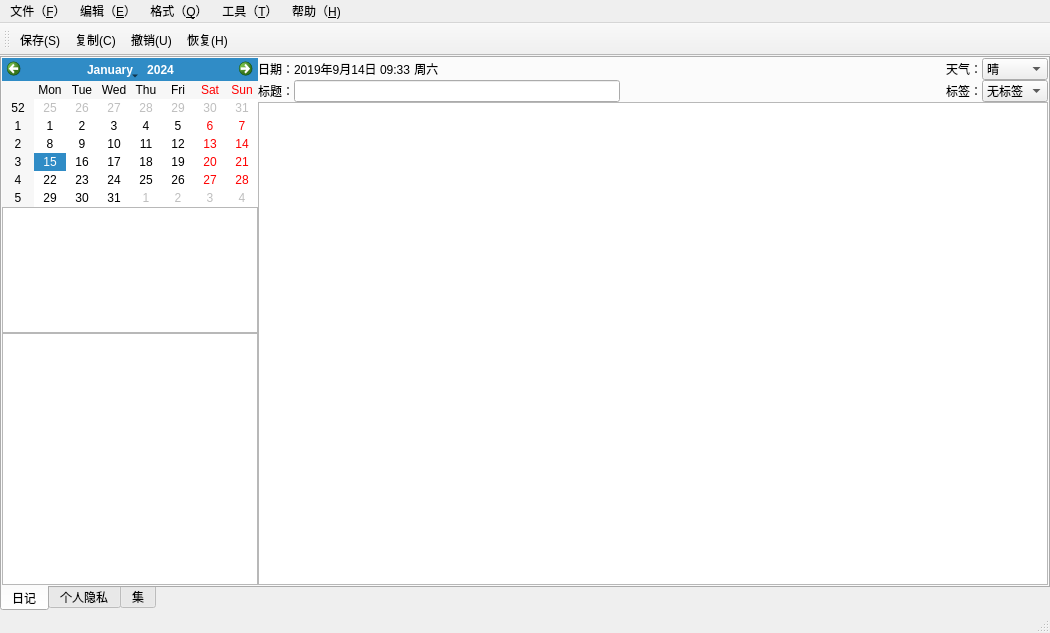
The window that LxDairy/src/DairyMainWindow.ui (leishengxie/FengZhiHong) describes before a commit, drawn with Qt 5.
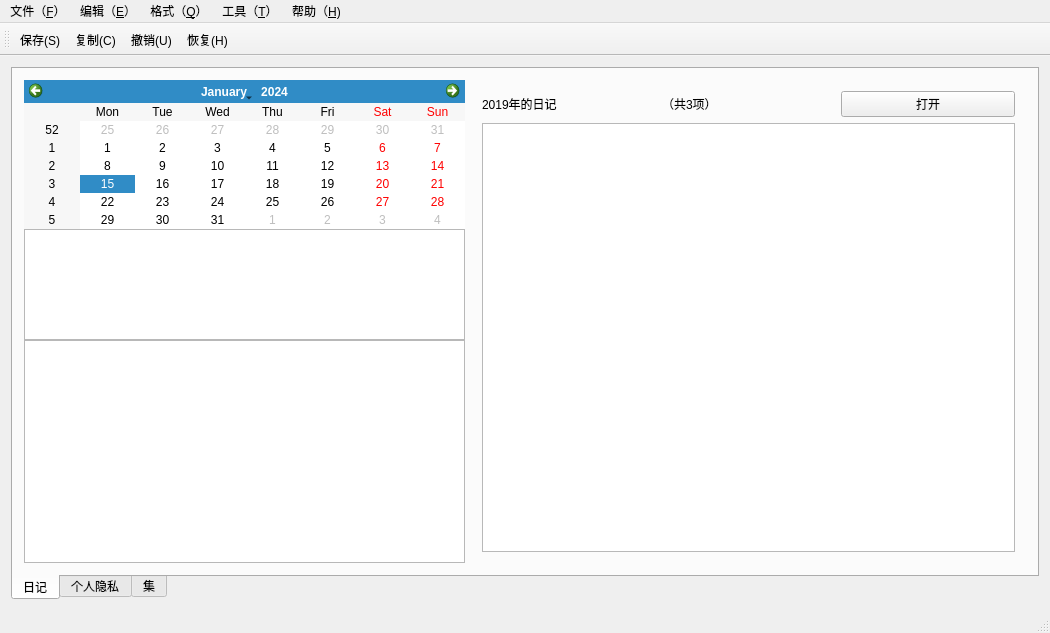
The same window after the commit. The open tabs and pages were chosen to show the change. Icons and pictures are not drawn.

Patch:
```diff
--- a/LxDairy/src/DairyMainWindow.ui
+++ b/LxDairy/src/DairyMainWindow.ui
@@ -14,22 +14,7 @@
    <string>MainWindow</string>
   </property>
   <widget class="QWidget" name="centralWidget">
-   <layout class="QHBoxLayout" name="horizontalLayout_3">
-    <property name="spacing">
-     <number>0</number>
-    </property>
-    <property name="leftMargin">
-     <number>0</number>
-    </property>
-    <property name="topMargin">
-     <number>0</number>
-    </property>
-    <property name="rightMargin">
-     <number>0</number>
-    </property>
-    <property name="bottomMargin">
-     <number>0</number>
-    </property>
+   <layout class="QHBoxLayout" name="horizontalLayout_4">
     <item>
      <widget class="QTabWidget" name="tabWidget">
       <property name="tabPosition">
@@ -45,22 +30,7 @@
        <attribute name="title">
         <string>日记</string>
        </attribute>
-       <layout class="QHBoxLayout" name="horizontalLayout_4" stretch="0,1">
-        <property name="spacing">
-         <number>0</number>
-        </property>
-        <property name="leftMargin">
-         <number>0</number>
-        </property>
-        <property name="topMargin">
-         <number>0</number>
-        </property>
-        <property name="rightMargin">
-         <number>0</number>
-        </property>
-        <property name="bottomMargin">
-         <number>0</number>
-        </property>
+       <layout class="QHBoxLayout" name="horizontalLayout_3">
         <item>
          <layout class="QVBoxLayout" name="verticalLayout" stretch="1,1,2">
           <property name="spacing">
@@ -78,10 +48,12 @@
          </layout>
         </item>
         <item>
-         <layout class="QVBoxLayout" name="verticalLayout_3">
-          <property name="spacing">
+         <widget class="QStackedWidget" name="stackedWidget">
+          <property name="currentIndex">
            <number>0</number>
           </property>
+          <widget class="QWidget" name="page_7">
+           <layout class="QVBoxLayout" name="verticalLayout_2">
           <item>
            <layout class="QHBoxLayout" name="horizontalLayout">
             <property name="spacing">
@@ -236,17 +208,43 @@
            </layout>
           </item>
           <item>
-           <widget class="QTextEdit" name="textEdit">
-            <property name="html">
-             <string>&lt;!DOCTYPE HTML PUBLIC &quot;-//W3C//DTD HTML 4.0//EN&quot; &quot;http://www.w3.org/TR/REC-html40/strict.dtd&quot;&gt;
-&lt;html&gt;&lt;head&gt;&lt;meta name=&quot;qrichtext&quot; content=&quot;1&quot; /&gt;&lt;style type=&quot;text/css&quot;&gt;
-p, li { white-space: pre-wrap; }
-&lt;/style&gt;&lt;/head&gt;&lt;body style=&quot; font-family:'SimSun'; font-size:9pt; font-weight:400; font-style:normal;&quot;&gt;
-&lt;p style=&quot;-qt-paragraph-type:empty; margin-top:0px; margin-bottom:0px; margin-left:0px; margin-right:0px; -qt-block-indent:0; text-indent:0px; font-family:'宋体';&quot;&gt;&lt;br /&gt;&lt;/p&gt;&lt;/body&gt;&lt;/html&gt;</string>
+             <widget class="QMdiArea" name="mdiArea"/>
+            </item>
+           </layout>
+          </widget>
+          <widget class="QWidget" name="page_8">
+           <layout class="QVBoxLayout" name="verticalLayout_3">
+            <item>
+             <layout class="QHBoxLayout" name="horizontalLayout_5">
+              <item>
+               <widget class="QLabel" name="label_3">
+                <property name="text">
+                 <string>2019年的日记</string>
             </property>
            </widget>
           </item>
-         </layout>
+              <item>
+               <widget class="QLabel" name="label_5">
+                <property name="text">
+                 <string>（共3项）</string>
+                </property>
+               </widget>
+              </item>
+              <item>
+               <widget class="QPushButton" name="pushButton">
+                <property name="text">
+                 <string>打开</string>
+                </property>
+               </widget>
+              </item>
+             </layout>
+            </item>
+            <item>
+             <widget class="QListView" name="listView"/>
+            </item>
+           </layout>
+          </widget>
+         </widget>
         </item>
        </layout>
       </widget>
@@ -270,7 +268,7 @@
      <x>0</x>
      <y>0</y>
      <width>1050</width>
-     <height>23</height>
+     <height>26</height>
     </rect>
    </property>
    <widget class="QMenu" name="menu_F">
@@ -339,7 +337,7 @@
   </action>
   <action name="action_save">
    <property name="icon">
-    <iconset resource="../res.qrc">
+    <iconset>
      <normaloff>:/img/save.png</normaloff>:/img/save.png</iconset>
    </property>
    <property name="text">
@@ -351,7 +349,7 @@
   </action>
   <action name="action_undo">
    <property name="icon">
-    <iconset resource="../res.qrc">
+    <iconset>
      <normaloff>:/img/arrows_left.png</normaloff>:/img/arrows_left.png</iconset>
    </property>
    <property name="text">
@@ -368,7 +366,7 @@
   </action>
   <action name="action_copy">
    <property name="icon">
-    <iconset resource="../res.qrc">
+    <iconset>
      <normaloff>:/img/copy.png</normaloff>:/img/copy.png</iconset>
    </property>
    <property name="text">
@@ -393,7 +391,7 @@
   </action>
   <action name="action_redo">
    <property name="icon">
-    <iconset resource="../res.qrc">
+    <iconset>
      <normaloff>:/img/arrows_right.png</normaloff>:/img/arrows_right.png</iconset>
    </property>
    <property name="text">
@@ -417,7 +415,7 @@
   </action>
   <action name="action_skin">
    <property name="icon">
-    <iconset resource="../res.qrc">
+    <iconset>
      <normaloff>:/img/skin.png</normaloff>:/img/skin.png</iconset>
    </property>
    <property name="text">
```
Left out of the diff: 4 changed lines with no effect on the pictures. Lines whose indentation alone changed are shown as unchanged.
